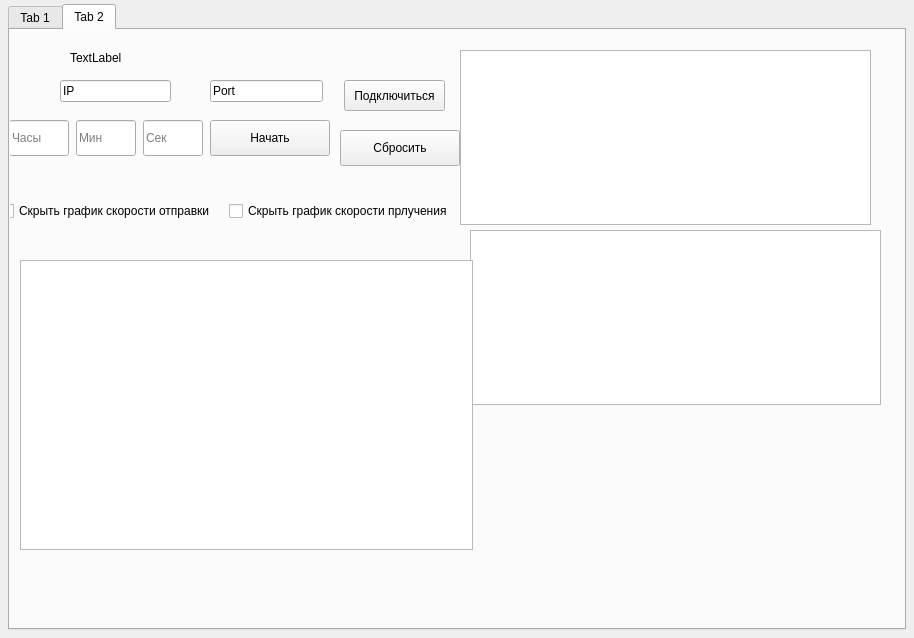
Old version of the form src/ui/network_monitor.ui in the repository darararrik/network-monitor.
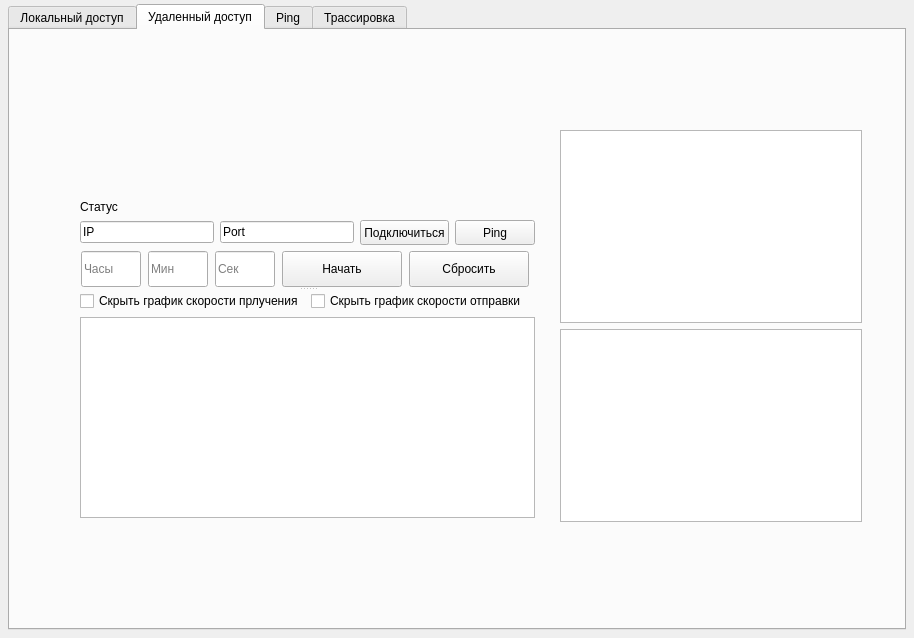
New version of the form. The open tabs and pages were chosen to show the change. Custom widgets are drawn as their Qt base class.

Diff of the .ui file:
```diff
--- a/src/ui/network_monitor.ui
+++ b/src/ui/network_monitor.ui
@@ -32,7 +32,7 @@
      <verstretch>0</verstretch>
     </sizepolicy>
    </property>
-   <layout class="QHBoxLayout" name="horizontalLayout_2">
+   <layout class="QVBoxLayout" name="verticalLayout_18">
     <property name="spacing">
      <number>0</number>
     </property>
@@ -61,7 +61,7 @@
         </sizepolicy>
        </property>
        <attribute name="title">
-        <string>Tab 1</string>
+        <string>Локальный доступ</string>
        </attribute>
        <layout class="QHBoxLayout" name="horizontalLayout_9">
         <item>
@@ -364,184 +364,146 @@
       </widget>
       <widget class="QWidget" name="remote_monitoring">
        <attribute name="title">
-        <string>Tab 2</string>
+        <string>Удаленный доступ</string>
        </attribute>
+       <widget class="QWidget" name="layoutWidget_3">
+        <property name="geometry">
+         <rect>
+          <x>550</x>
+          <y>100</y>
+          <width>302</width>
+          <height>392</height>
+         </rect>
+        </property>
+        <layout class="QVBoxLayout" name="verticalLayout_5">
+         <item>
+          <widget class="QListWidget" name="remoteAdapterList">
+           <property name="enabled">
+            <bool>true</bool>
+           </property>
+           <property name="sizePolicy">
+            <sizepolicy hsizetype="Expanding" vsizetype="Expanding">
+             <horstretch>0</horstretch>
+             <verstretch>0</verstretch>
+            </sizepolicy>
+           </property>
+           <property name="minimumSize">
+            <size>
+             <width>300</width>
+             <height>0</height>
+            </size>
+           </property>
+           <property name="maximumSize">
+            <size>
+             <width>16777215</width>
+             <height>16777215</height>
+            </size>
+           </property>
+          </widget>
+         </item>
+         <item>
+          <widget class="QTableWidget" name="remoteInfoTable">
+           <property name="sizePolicy">
+            <sizepolicy hsizetype="Expanding" vsizetype="Expanding">
+             <horstretch>0</horstretch>
+             <verstretch>0</verstretch>
+            </sizepolicy>
+           </property>
+           <property name="minimumSize">
+            <size>
+             <width>300</width>
+             <height>0</height>
+            </size>
+           </property>
+           <property name="maximumSize">
+            <size>
+             <width>16777215</width>
+             <height>16777215</height>
+            </size>
+           </property>
+          </widget>
+         </item>
+        </layout>
+       </widget>
+       <widget class="QSplitter" name="splitter">
+        <property name="geometry">
+         <rect>
+          <x>70</x>
+          <y>170</y>
+          <width>455</width>
+          <height>318</height>
+         </rect>
+        </property>
+        <property name="orientation">
+         <enum>Qt::Orientation::Vertical</enum>
+        </property>
+        <widget class="QWidget" name="layoutWidget">
+         <layout class="QVBoxLayout" name="verticalLayout_8">
+          <item>
+           <layout class="QVBoxLayout" name="verticalLayout_7">
+            <item>
+             <widget class="QLabel" name="remoteComputerLabel">
+              <property name="sizePolicy">
+               <sizepolicy hsizetype="Preferred" vsizetype="Maximum">
+                <horstretch>0</horstretch>
+                <verstretch>0</verstretch>
+               </sizepolicy>
+              </property>
+              <property name="text">
+               <string>Статус</string>
+              </property>
+             </widget>
+            </item>
+            <item>
+             <layout class="QHBoxLayout" name="horizontalLayout_5">
+              <item>
        <widget class="QLineEdit" name="remoteIPInput">
-        <property name="geometry">
-         <rect>
-          <x>50</x>
-          <y>50</y>
-          <width>111</width>
-          <height>22</height>
-         </rect>
-        </property>
         <property name="text">
          <string>IP</string>
         </property>
        </widget>
+              </item>
+              <item>
        <widget class="QLineEdit" name="remotePortInput">
-        <property name="geometry">
-         <rect>
-          <x>200</x>
-          <y>50</y>
-          <width>113</width>
-          <height>22</height>
-         </rect>
-        </property>
         <property name="text">
          <string>Port</string>
         </property>
        </widget>
+              </item>
+              <item>
        <widget class="QPushButton" name="connectRemoteButton">
-        <property name="geometry">
-         <rect>
-          <x>334</x>
-          <y>50</y>
-          <width>101</width>
-          <height>31</height>
-         </rect>
+                <property name="sizePolicy">
+                 <sizepolicy hsizetype="Minimum" vsizetype="Expanding">
+                  <horstretch>0</horstretch>
+                  <verstretch>0</verstretch>
+                 </sizepolicy>
         </property>
         <property name="text">
          <string>Подключиться</string>
         </property>
        </widget>
-       <widget class="QLabel" name="remoteComputerLabel">
-        <property name="geometry">
-         <rect>
-          <x>60</x>
-          <y>20</y>
-          <width>131</width>
-          <height>16</height>
-         </rect>
-        </property>
-        <property name="text">
-         <string>TextLabel</string>
-        </property>
-       </widget>
-       <widget class="QListWidget" name="remoteAdapterList">
-        <property name="enabled">
-         <bool>true</bool>
-        </property>
-        <property name="geometry">
-         <rect>
-          <x>450</x>
-          <y>20</y>
-          <width>411</width>
-          <height>175</height>
-         </rect>
-        </property>
+              </item>
+              <item>
+               <widget class="QPushButton" name="pingRemoteButton">
         <property name="sizePolicy">
-         <sizepolicy hsizetype="Expanding" vsizetype="Expanding">
+                 <sizepolicy hsizetype="Minimum" vsizetype="Expanding">
           <horstretch>0</horstretch>
           <verstretch>0</verstretch>
          </sizepolicy>
         </property>
-        <property name="minimumSize">
-         <size>
-          <width>300</width>
-          <height>0</height>
-         </size>
-        </property>
-        <property name="maximumSize">
-         <size>
-          <width>16777215</width>
-          <height>16777215</height>
-         </size>
-        </property>
-       </widget>
-       <widget class="QTableWidget" name="remoteInfoTable">
-        <property name="geometry">
-         <rect>
-          <x>460</x>
-          <y>200</y>
-          <width>411</width>
-          <height>175</height>
-         </rect>
-        </property>
-        <property name="sizePolicy">
-         <sizepolicy hsizetype="Expanding" vsizetype="Expanding">
-          <horstretch>0</horstretch>
-          <verstretch>0</verstretch>
-         </sizepolicy>
-        </property>
-        <property name="minimumSize">
-         <size>
-          <width>300</width>
-          <height>0</height>
-         </size>
-        </property>
-        <property name="maximumSize">
-         <size>
-          <width>16777215</width>
-          <height>16777215</height>
-         </size>
-        </property>
-       </widget>
-       <widget class="QPushButton" name="remoteMeasureSpeedButton">
-        <property name="geometry">
-         <rect>
-          <x>200</x>
-          <y>90</y>
-          <width>120</width>
-          <height>36</height>
-         </rect>
-        </property>
-        <property name="sizePolicy">
-         <sizepolicy hsizetype="Fixed" vsizetype="Fixed">
-          <horstretch>0</horstretch>
-          <verstretch>0</verstretch>
-         </sizepolicy>
-        </property>
-        <property name="minimumSize">
-         <size>
-          <width>120</width>
-          <height>36</height>
-         </size>
-        </property>
         <property name="text">
-         <string>Начать</string>
-        </property>
-       </widget>
-       <widget class="QLineEdit" name="remoteSecondsInput">
-        <property name="geometry">
-         <rect>
-          <x>133</x>
-          <y>90</y>
-          <width>60</width>
-          <height>36</height>
-         </rect>
-        </property>
-        <property name="sizePolicy">
-         <sizepolicy hsizetype="Fixed" vsizetype="Fixed">
-          <horstretch>0</horstretch>
-          <verstretch>0</verstretch>
-         </sizepolicy>
-        </property>
-        <property name="minimumSize">
-         <size>
-          <width>60</width>
-          <height>36</height>
-         </size>
-        </property>
-        <property name="maximumSize">
-         <size>
-          <width>60</width>
-          <height>36</height>
-         </size>
-        </property>
-        <property name="placeholderText">
-         <string>Сек</string>
-        </property>
-       </widget>
+                 <string>Ping</string>
+                </property>
+               </widget>
+              </item>
+             </layout>
+            </item>
+           </layout>
+          </item>
+          <item>
+           <layout class="QHBoxLayout" name="horizontalLayout_6">
+            <item>
        <widget class="QLineEdit" name="remoteHoursInput">
-        <property name="geometry">
-         <rect>
-          <x>-1</x>
-          <y>90</y>
-          <width>60</width>
-          <height>36</height>
-         </rect>
-        </property>
         <property name="sizePolicy">
          <sizepolicy hsizetype="Fixed" vsizetype="Fixed">
           <horstretch>0</horstretch>
@@ -564,15 +526,9 @@
          <string>Часы</string>
         </property>
        </widget>
+            </item>
+            <item>
        <widget class="QLineEdit" name="remoteMinutesInput">
-        <property name="geometry">
-         <rect>
-          <x>66</x>
-          <y>90</y>
-          <width>60</width>
-          <height>36</height>
-         </rect>
-        </property>
         <property name="sizePolicy">
          <sizepolicy hsizetype="Fixed" vsizetype="Fixed">
           <horstretch>0</horstretch>
@@ -595,15 +551,53 @@
          <string>Мин</string>
         </property>
        </widget>
+            </item>
+            <item>
+             <widget class="QLineEdit" name="remoteSecondsInput">
+              <property name="sizePolicy">
+               <sizepolicy hsizetype="Fixed" vsizetype="Fixed">
+                <horstretch>0</horstretch>
+                <verstretch>0</verstretch>
+               </sizepolicy>
+              </property>
+              <property name="minimumSize">
+               <size>
+                <width>60</width>
+                <height>36</height>
+               </size>
+              </property>
+              <property name="maximumSize">
+               <size>
+                <width>60</width>
+                <height>36</height>
+               </size>
+              </property>
+              <property name="placeholderText">
+               <string>Сек</string>
+              </property>
+             </widget>
+            </item>
+            <item>
+             <widget class="QPushButton" name="remoteMeasureSpeedButton">
+              <property name="sizePolicy">
+               <sizepolicy hsizetype="Fixed" vsizetype="Fixed">
+                <horstretch>0</horstretch>
+                <verstretch>0</verstretch>
+               </sizepolicy>
+              </property>
+              <property name="minimumSize">
+               <size>
+                <width>120</width>
+                <height>36</height>
+               </size>
+              </property>
+              <property name="text">
+               <string>Начать</string>
+              </property>
+             </widget>
+            </item>
+            <item>
        <widget class="QPushButton" name="clearGraphs_2">
-        <property name="geometry">
-         <rect>
-          <x>330</x>
-          <y>100</y>
-          <width>120</width>
-          <height>36</height>
-         </rect>
-        </property>
         <property name="sizePolicy">
          <sizepolicy hsizetype="Fixed" vsizetype="Fixed">
           <horstretch>0</horstretch>
@@ -620,48 +614,18 @@
          <string>Сбросить</string>
         </property>
        </widget>
-       <widget class="PlotWidget" name="remoteGraphWidget">
-        <property name="geometry">
-         <rect>
-          <x>10</x>
-          <y>230</y>
-          <width>453</width>
-          <height>290</height>
-         </rect>
-        </property>
-        <property name="maximumSize">
-         <size>
-          <width>16777215</width>
-          <height>16777215</height>
-         </size>
-        </property>
-       </widget>
-       <widget class="QWidget" name="layoutWidget">
-        <property name="geometry">
-         <rect>
-          <x>-10</x>
-          <y>170</y>
-          <width>453</width>
-          <height>22</height>
-         </rect>
-        </property>
+            </item>
+           </layout>
+          </item>
+         </layout>
+        </widget>
+        <widget class="QWidget" name="layoutWidget_2">
+         <layout class="QVBoxLayout" name="verticalLayout_6">
+          <item>
         <layout class="QHBoxLayout" name="horizontalLayout_4">
          <property name="leftMargin">
           <number>0</number>
          </property>
-         <item>
-          <widget class="QCheckBox" name="remoteHideUpload">
-           <property name="sizePolicy">
-            <sizepolicy hsizetype="Expanding" vsizetype="Fixed">
-             <horstretch>0</horstretch>
-             <verstretch>0</verstretch>
-            </sizepolicy>
-           </property>
-           <property name="text">
-            <string>Скрыть график скорости отправки</string>
-           </property>
-          </widget>
-         </item>
          <item>
           <widget class="QCheckBox" name="remoteHideDownload">
            <property name="sizePolicy">
@@ -675,8 +639,196 @@
            </property>
           </widget>
          </item>
-        </layout>
-       </widget>
+            <item>
+             <widget class="QCheckBox" name="remoteHideUpload">
+              <property name="sizePolicy">
+               <sizepolicy hsizetype="Expanding" vsizetype="Fixed">
+                <horstretch>0</horstretch>
+                <verstretch>0</verstretch>
+               </sizepolicy>
+              </property>
+              <property name="text">
+               <string>Скрыть график скорости отправки</string>
+              </property>
+             </widget>
+            </item>
+           </layout>
+          </item>
+          <item>
+           <widget class="PlotWidget" name="remoteGraphWidget">
+            <property name="maximumSize">
+             <size>
+              <width>16777215</width>
+              <height>16777215</height>
+             </size>
+            </property>
+           </widget>
+          </item>
+         </layout>
+        </widget>
+       </widget>
+      </widget>
+      <widget class="QWidget" name="pingTab">
+       <attribute name="title">
+        <string>Ping</string>
+       </attribute>
+       <layout class="QVBoxLayout" name="verticalLayout_19">
+        <item>
+         <layout class="QHBoxLayout" name="horizontalLayout_14">
+          <item>
+           <layout class="QVBoxLayout" name="verticalLayout_17">
+            <item>
+             <widget class="QLabel" name="label">
+              <property name="sizePolicy">
+               <sizepolicy hsizetype="Preferred" vsizetype="Maximum">
+                <horstretch>0</horstretch>
+                <verstretch>0</verstretch>
+               </sizepolicy>
+              </property>
+              <property name="text">
+               <string>Host address:</string>
+              </property>
+             </widget>
+            </item>
+            <item>
+             <widget class="QLineEdit" name="pingAddressInput">
+              <property name="sizePolicy">
+               <sizepolicy hsizetype="Expanding" vsizetype="Minimum">
+                <horstretch>0</horstretch>
+                <verstretch>0</verstretch>
+               </sizepolicy>
+              </property>
+              <property name="minimumSize">
+               <size>
+                <width>0</width>
+                <height>32</height>
+               </size>
+              </property>
+              <property name="maximumSize">
+               <size>
+                <width>16777215</width>
+                <height>120</height>
+               </size>
+              </property>
+              <property name="placeholderText">
+               <string>Введите IP-адрес или имя хоста</string>
+              </property>
+             </widget>
+            </item>
+           </layout>
+          </item>
+          <item>
+           <widget class="QPushButton" name="executePingButton">
+            <property name="sizePolicy">
+             <sizepolicy hsizetype="Expanding" vsizetype="Minimum">
+              <horstretch>0</horstretch>
+              <verstretch>0</verstretch>
+             </sizepolicy>
+            </property>
+            <property name="maximumSize">
+             <size>
+              <width>180</width>
+              <height>16777215</height>
+             </size>
+            </property>
+            <property name="font">
+             <font>
+              <pointsize>12</pointsize>
+              <bold>false</bold>
+             </font>
+            </property>
+            <property name="text">
+             <string>Ping</string>
+            </property>
+           </widget>
+          </item>
+         </layout>
+        </item>
+        <item>
+         <widget class="QListWidget" name="pingOutputList"/>
+        </item>
+       </layout>
+      </widget>
+      <widget class="QWidget" name="tracerouteTab">
+       <attribute name="title">
+        <string>Трассировка</string>
+       </attribute>
+       <layout class="QVBoxLayout" name="verticalLayout_21">
+        <item>
+         <layout class="QHBoxLayout" name="horizontalLayout_15">
+          <item>
+           <layout class="QVBoxLayout" name="verticalLayout_20">
+            <item>
+             <widget class="QLabel" name="label_2">
+              <property name="sizePolicy">
+               <sizepolicy hsizetype="Preferred" vsizetype="Maximum">
+                <horstretch>0</horstretch>
+                <verstretch>0</verstretch>
+               </sizepolicy>
+              </property>
+              <property name="text">
+               <string>Host address:</string>
+              </property>
+             </widget>
+            </item>
+            <item>
+             <widget class="QLineEdit" name="tracerouteAddressInput">
+              <property name="sizePolicy">
+               <sizepolicy hsizetype="Expanding" vsizetype="Minimum">
+                <horstretch>0</horstretch>
+                <verstretch>0</verstretch>
+               </sizepolicy>
+              </property>
+              <property name="minimumSize">
+               <size>
+                <width>0</width>
+                <height>32</height>
+               </size>
+              </property>
+              <property name="maximumSize">
+               <size>
+                <width>16777215</width>
+                <height>120</height>
+               </size>
+              </property>
+              <property name="placeholderText">
+               <string>Введите IP-адрес или имя хоста</string>
+              </property>
+             </widget>
+            </item>
+           </layout>
+          </item>
+          <item>
+           <widget class="QPushButton" name="executeTracerouteButton">
+            <property name="sizePolicy">
+             <sizepolicy hsizetype="Expanding" vsizetype="Minimum">
+              <horstretch>0</horstretch>
+              <verstretch>0</verstretch>
+             </sizepolicy>
+            </property>
+            <property name="maximumSize">
+             <size>
+              <width>180</width>
+              <height>16777215</height>
+             </size>
+            </property>
+            <property name="font">
+             <font>
+              <pointsize>12</pointsize>
+              <bold>false</bold>
+             </font>
+            </property>
+            <property name="text">
+             <string>Трассировка</string>
+            </property>
+           </widget>
+          </item>
+         </layout>
+        </item>
+        <item>
+         <widget class="QListWidget" name="tracerouteOutputList"/>
+        </item>
+       </layout>
       </widget>
      </widget>
     </item>
```
Left out of the diff: 2 changed lines with no effect on the pictures. Lines whose indentation alone changed are shown as unchanged.
